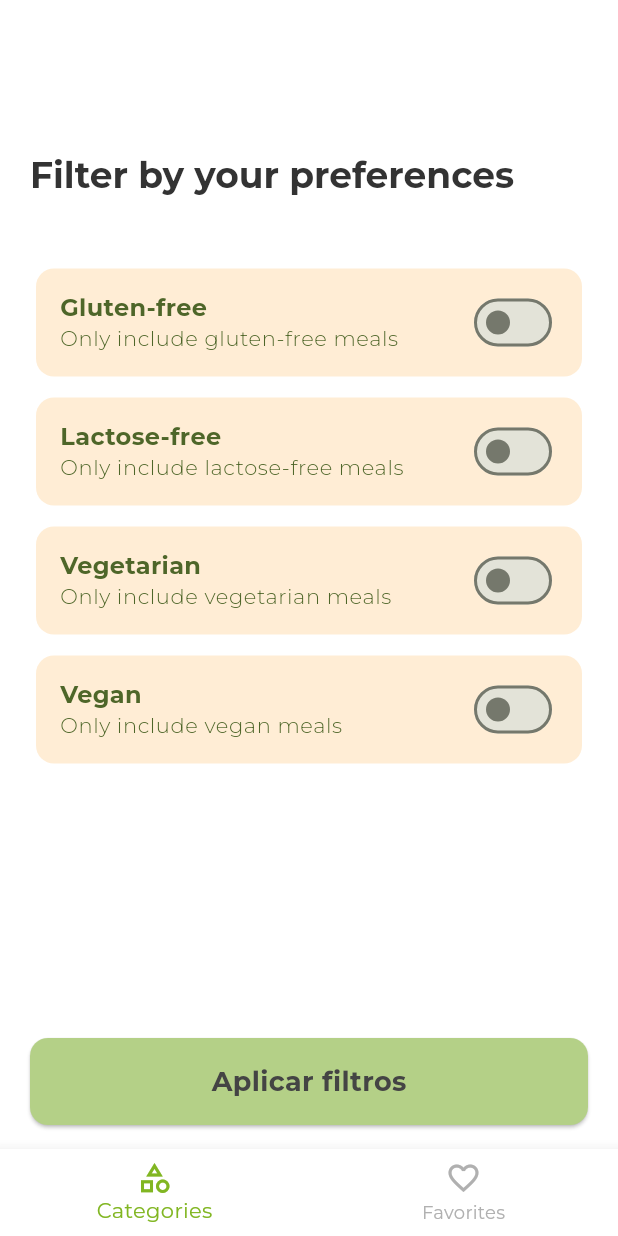
After one commit to Anndderssonn/Spoonie, a Flutter app: the FiltersScreen screen opened by its route, on a phone screen of 412 x 824 dp. The commit adds this screen. Run offline on Flutter 3.47's test engine with Material 3 defaults, Android fonts, the phone set to English and light mode, and no system bars; our stand-ins replace flutter_riverpod, go_router, google_fonts, transparent_image.

Commit message:
feat: Add Filters Screen

```diff
--- a/lib/config/router/app_router.dart
+++ b/lib/config/router/app_router.dart
@@ -35,6 +35,11 @@ final appRouter = GoRouter(
                 ),
               ],
             ),
+            GoRoute(
+              path: '/filters',
+              name: FiltersScreen.name,
+              builder: (context, state) => FiltersScreen(),
+            ),
           ],
         ),
         StatefulShellBranch(
--- /dev/null
+++ b/lib/presentation/screens/filters/filters_screen.dart
@@ -0,0 +1,185 @@
+import 'package:flutter/material.dart';
+import 'package:go_router/go_router.dart';
+
+class FiltersScreen extends StatefulWidget {
+  static const name = 'filters-screen';
+
+  const FiltersScreen({super.key});
+
+  @override
+  State<FiltersScreen> createState() => _FiltersScreenState();
+}
+
+class _FiltersScreenState extends State<FiltersScreen> {
+  bool isGlutenFree = false;
+  bool isLactoseFree = false;
+  bool isVegetarian = false;
+  bool isVegan = false;
+
+  @override
+  Widget build(BuildContext context) {
+    final colors = Theme.of(context).colorScheme;
+
+    return Scaffold(
+      backgroundColor: colors.surface,
+      body: Stack(
+        children: [
+          Column(
+            children: [
+              _CustomTitle(title: 'Filter by your preferences'),
+              const SizedBox(height: 20),
+              _CustomSwitchTitle(
+                title: 'Gluten-free',
+                subTitle: 'Only include gluten-free meals',
+                value: isGlutenFree,
+                onChanged: (value) => setState(() => isGlutenFree = value),
+              ),
+              _CustomSwitchTitle(
+                title: 'Lactose-free',
+                subTitle: 'Only include lactose-free meals',
+                value: isLactoseFree,
+                onChanged: (value) => setState(() => isLactoseFree = value),
+              ),
+              _CustomSwitchTitle(
+                title: 'Vegetarian',
+                subTitle: 'Only include vegetarian meals',
+                value: isVegetarian,
+                onChanged: (value) => setState(() => isVegetarian = value),
+              ),
+              _CustomSwitchTitle(
+                title: 'Vegan',
+                subTitle: 'Only include vegan meals',
+                value: isVegan,
+                onChanged: (value) => setState(() => isVegan = value),
+              ),
+              const Spacer(),
+              const SizedBox(height: 90),
+              _CustomButton(buttonTitle: 'Aplicar filtros'),
+            ],
+          ),
+        ],
+      ),
+    );
+  }
+}
+
+class _CustomTitle extends StatelessWidget {
+  final String title;
+
+  const _CustomTitle({required this.title});
+
+  @override
+  Widget build(BuildContext context) {
+    final colors = Theme.of(context).colorScheme;
+    final textStyles = Theme.of(context).textTheme;
+
+    return Container(
+      padding: const EdgeInsets.only(top: 100, left: 20, bottom: 20, right: 20),
+      width: double.infinity,
+      color: colors.surface,
+      child: Text(
+        title,
+        style: textStyles.headlineSmall?.copyWith(
+          color: colors.onSurface,
+          fontWeight: FontWeight.bold,
+        ),
+      ),
+    );
+  }
+}
+
+class _CustomSwitchTitle extends StatelessWidget {
+  final String title;
+  final String subTitle;
+  final bool value;
+  final void Function(bool) onChanged;
+
+  const _CustomSwitchTitle({
+    required this.title,
+    required this.subTitle,
+    required this.value,
+    required this.onChanged,
+  });
+
+  @override
+  Widget build(BuildContext context) {
+    final colors = Theme.of(context).colorScheme;
+    final textStyles = Theme.of(context).textTheme;
+
+    return Padding(
+      padding: const EdgeInsets.symmetric(horizontal: 20, vertical: 3),
+      child: Card(
+        color: colors.secondaryContainer,
+        elevation: 0,
+        shape: RoundedRectangleBorder(borderRadius: BorderRadius.circular(12)),
+        child: SwitchListTile(
+          contentPadding: const EdgeInsets.symmetric(horizontal: 16),
+          title: Text(
+            title,
+            style: textStyles.bodyMedium?.copyWith(
+              fontWeight: FontWeight.bold,
+              color: colors.primary,
+              fontSize: 16,
+            ),
+          ),
+          subtitle: Text(
+            subTitle,
+            style: textStyles.bodySmall?.copyWith(
+              color: colors.primary,
+              fontSize: 14,
+            ),
+          ),
+          value: value,
+          onChanged: onChanged,
+          activeColor: colors.inversePrimary,
+        ),
+      ),
+    );
+  }
+}
+
+class _CustomButton extends StatelessWidget {
+  final String buttonTitle;
+
+  const _CustomButton({required this.buttonTitle});
+
+  @override
+  Widget build(BuildContext context) {
+    final colors = Theme.of(context).colorScheme;
+    final textStyles = Theme.of(context).textTheme;
+
+    return Positioned(
+      bottom: 0,
+      left: 0,
+      right: 0,
+      child: SafeArea(
+        child: Padding(
+          padding: const EdgeInsets.symmetric(horizontal: 20, vertical: 16),
+          child: SizedBox(
+            width: double.infinity,
+            child: ElevatedButton(
+              style: ElevatedButton.styleFrom(
+                backgroundColor: colors.inversePrimary,
+                foregroundColor: Colors.white,
+                padding: const EdgeInsets.symmetric(vertical: 16),
+                shape: RoundedRectangleBorder(
+                  borderRadius: BorderRadius.circular(12),
+                ),
+              ),
+              onPressed: () {
+                context.pop();
+              },
+              child: Text(
+                buttonTitle,
+                style: textStyles.bodyMedium?.copyWith(
+                  fontSize: 18,
+                  fontWeight: FontWeight.bold,
+                ),
+              ),
+            ),
+          ),
+        ),
+      ),
+    );
+  }
+}
--- a/lib/presentation/screens/screens.dart
+++ b/lib/presentation/screens/screens.dart
@@ -1,3 +1,4 @@
 export 'categories/categories_screen.dart';
 export 'meals/meals_screen.dart';
 export 'meals/meal_detail_screen.dart';
+export 'filters/filters_screen.dart';
```
